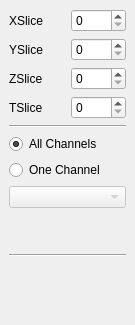
This is branches/GoFigure2Beta/Code/GUI/lib/VisualizationDockWidget.ui in gofigure2/GoFigure2 as Qt 5 draws it before an edit. The edited form follows.
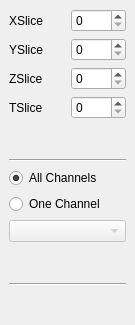
This is the edited form.

Commit message: add spacers in the visudock widget'

Diff of the .ui file:
```diff
--- a/branches/GoFigure2Beta/Code/GUI/lib/VisualizationDockWidget.ui
+++ b/branches/GoFigure2Beta/Code/GUI/lib/VisualizationDockWidget.ui
@@ -91,6 +91,19 @@
         </item>
        </layout>
       </item>
+      <item>
+       <spacer name="verticalSpacer_3">
+        <property name="orientation">
+         <enum>Qt::Vertical</enum>
+        </property>
+        <property name="sizeHint" stdset="0">
+         <size>
+          <width>20</width>
+          <height>40</height>
+         </size>
+        </property>
+       </spacer>
+      </item>
       <item>
        <layout class="QVBoxLayout" name="verticalLayout">
         <item>
```
